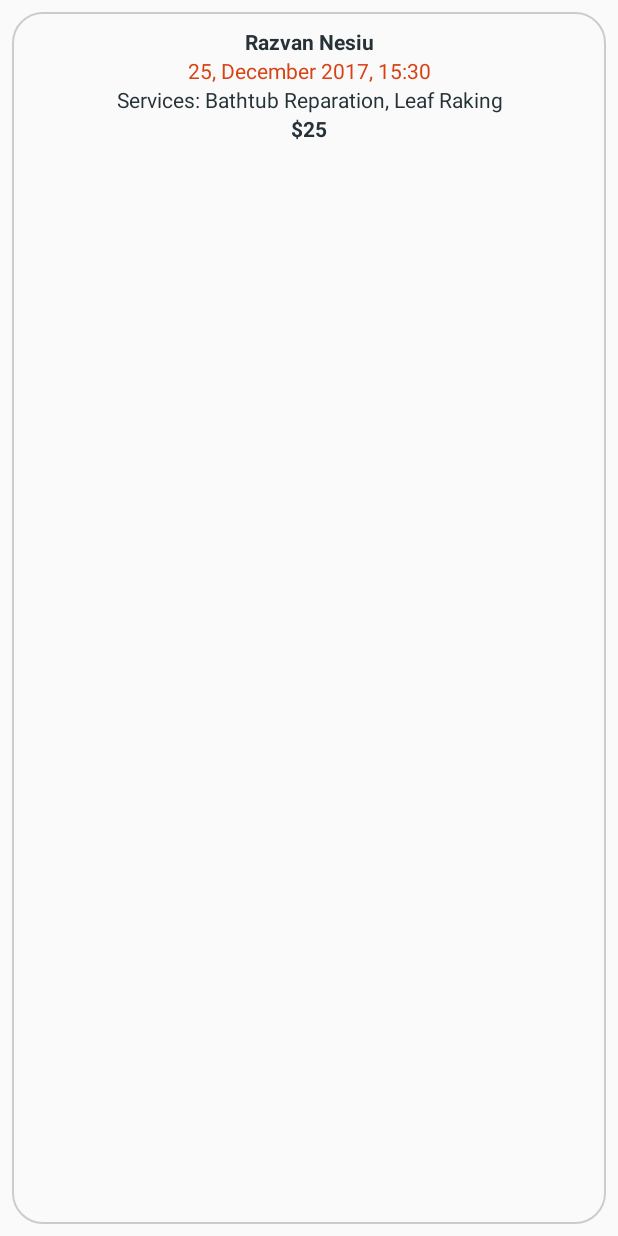
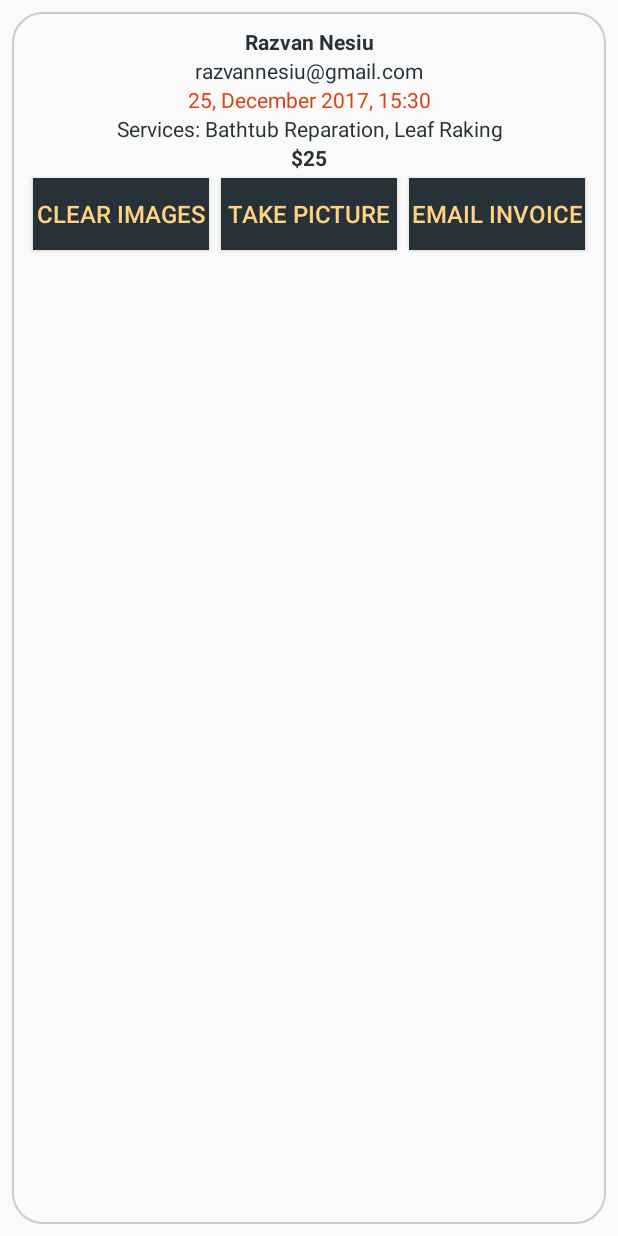
Before and after one commit to razvannesiu/Plumber-Hub, an Android app: the layout widget_trips.xml on its own in the app's theme, with its tools: preview values and no code run, on a phone screen of 412 x 824 dp. Run offline under Robolectric (Android 15) with nearby library versions, the phone set to English and light mode, and no system bars.

Commit message:
Added invoice service

```diff
--- a/PlumberHubApp/app/build.gradle
+++ b/PlumberHubApp/app/build.gradle
@@ -32,6 +32,7 @@ dependencies {
     compile 'com.firebaseui:firebase-ui-auth:0.6.0'
     compile 'com.firebaseui:firebase-ui-storage:0.6.0'
     compile 'com.google.android.gms:play-services-auth:10.0.1'
+    implementation 'com.itextpdf:itextg:5.5.10'
     testCompile 'junit:junit:4.12'
 }
 
--- a/PlumberHubApp/app/src/main/java/android/plumberhub/com/plumberhubapp/Customers.java
+++ b/PlumberHubApp/app/src/main/java/android/plumberhub/com/plumberhubapp/Customers.java
@@ -52,7 +52,7 @@ public class Customers extends AppCompatActivity {
                 "mailto",email, null));
         intent.putExtra(Intent.EXTRA_SUBJECT, subject);
         intent.putExtra(Intent.EXTRA_TEXT, message);
-        startActivity(Intent.createChooser(intent, "Choose an Email client:"));
+        startActivity(Intent.createChooser(intent, "Choose an email client:"));
     }
 
     private void sendText(String number, String text){
@@ -64,7 +64,7 @@ public class Customers extends AppCompatActivity {
 
     private void callNumber(String number){
         Intent callIntent = new Intent(Intent.ACTION_DIAL);
-        callIntent.setData(Uri.parse("tel:"+number));
+        callIntent.setData(Uri.parse("tel:" + number));
         startActivity(callIntent);
     }
 
--- a/PlumberHubApp/app/src/main/res/layout/widget_trips.xml
+++ b/PlumberHubApp/app/src/main/res/layout/widget_trips.xml
@@ -11,6 +11,11 @@
         android:id="@+id/txtCustName"
         android:text="@string/trip_cust_name"
         android:textStyle="bold"
+        style="@style/txt_widget_trs_style"/>
+
+    <TextView
+        android:id="@+id/txtCustEmail"
+        android:text="@string/trip_cust_email"
         style="@style/txt_widget_trs_style"/>
 
     <TextView
@@ -29,4 +34,35 @@
         android:text="@string/trip_price"
         android:textStyle="bold"
         style="@style/txt_widget_trs_style"/>
+
+    <LinearLayout
+        android:layout_width="match_parent"
+        android:layout_height="match_parent"
+        android:orientation="horizontal">
+
+        <Button
+            android:id="@+id/btnClearImages"
+            android:layout_width="0dp"
+            android:layout_weight="1"
+            android:layout_height="wrap_content"
+            android:text="@string/txt_clear_images"
+            style="@style/btn_non_menu_style"/>
+
+        <Button
+            android:id="@+id/btnTakePic"
+            android:layout_width="0dp"
+            android:layout_weight="1"
+            android:layout_height="wrap_content"
+            android:text="@string/txt_take_picture"
+            style="@style/btn_non_menu_style"/>
+
+        <Button
+            android:id="@+id/btnEmailInvoice"
+            android:layout_width="0dp"
+            android:layout_weight="1"
+            android:layout_height="wrap_content"
+            android:text="@string/txt_email_invoice"
+            style="@style/btn_non_menu_style"/>
+
+    </LinearLayout>
 </LinearLayout>
--- /dev/null
+++ b/PlumberHubApp/app/src/main/res/xml/provider_paths.xml
@@ -0,0 +1,4 @@
+<?xml version="1.0" encoding="utf-8"?>
+<paths xmlns:android="http://schemas.android.com/apk/res/android">
+    <external-path name="external_files" path="."/>
+</paths>
```
Also changed, not shown: PlumberHubApp/app/src/main/AndroidManifest.xml (+13 -0 lines), PlumberHubApp/app/src/main/java/android/plumberhub/com/plumberhubapp/DialogNewTrip.java (+6 -3 lines), PlumberHubApp/app/src/main/java/android/plumberhub/com/plumberhubapp/GenericFileProvider.java (added, +11 -0 lines), PlumberHubApp/app/src/main/java/android/plumberhub/com/plumberhubapp/POJOs/Trip.java (+12 -2 lines), PlumberHubApp/app/src/main/java/android/plumberhub/com/plumberhubapp/TaskCompletionHandler.java (added, +10 -0 lines), PlumberHubApp/app/src/main/java/android/plumberhub/com/plumberhubapp/Trips.java (+223 -3 lines), PlumberHubApp/app/src/main/res/layout/dialog_new_trip.xml (+9 -0 lines), PlumberHubApp/app/src/main/res/values/strings.xml (+17 -12 lines).
